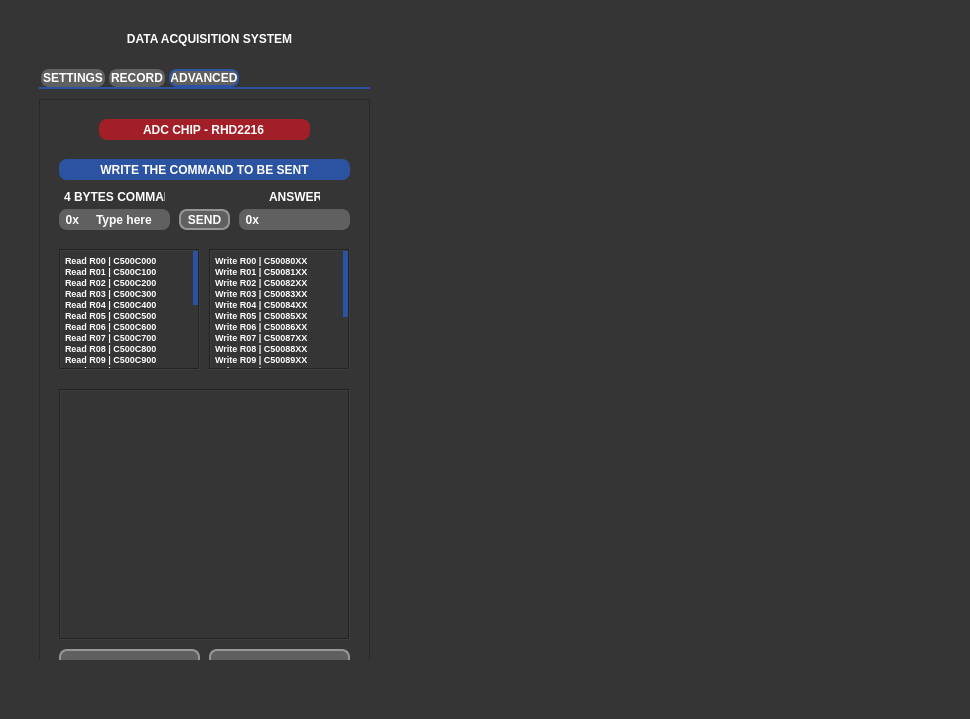
Qt form interface/interface_gui_layout.ui (nnc-ufmg/micromap) before a commit.
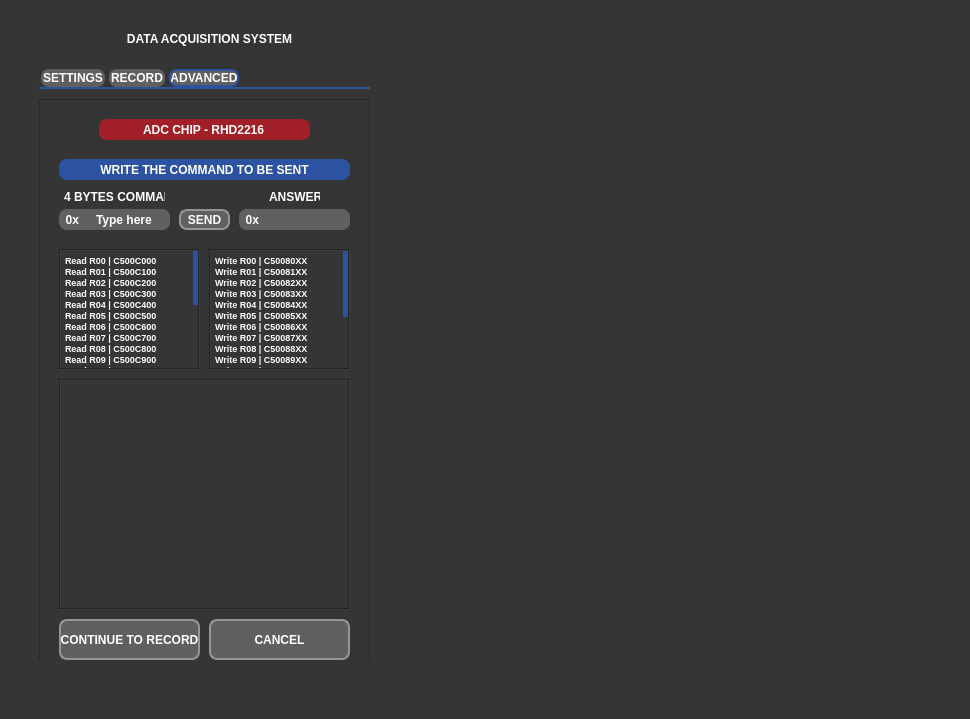
The same form after that commit. The open tabs and pages were chosen to show the change. Icons and pictures are not drawn. Custom widgets are drawn as their Qt base class.

Commit message:
Fix clipping buttons in the advanced tab
 - CONTINUE TO RECORD and CANCEL buttons
 that are on the bottom half of the tab were clipping
 through the bottom of the screen

The edit to the form file:
```diff
--- a/interface/interface_gui_layout.ui
+++ b/interface/interface_gui_layout.ui
@@ -2346,7 +2346,7 @@
            <property name="geometry">
             <rect>
              <x>20</x>
-             <y>550</y>
+             <y>520</y>
              <width>141</width>
              <height>41</height>
             </rect>
@@ -2368,7 +2368,7 @@
            <property name="geometry">
             <rect>
              <x>170</x>
-             <y>550</y>
+             <y>520</y>
              <width>141</width>
              <height>41</height>
             </rect>
@@ -2425,9 +2425,9 @@
            <property name="geometry">
             <rect>
              <x>20</x>
-             <y>290</y>
+             <y>280</y>
              <width>291</width>
-             <height>251</height>
+             <height>231</height>
             </rect>
            </property>
            <property name="styleSheet">
```
Left out of the diff: 8 changed lines with no effect on the pictures.
